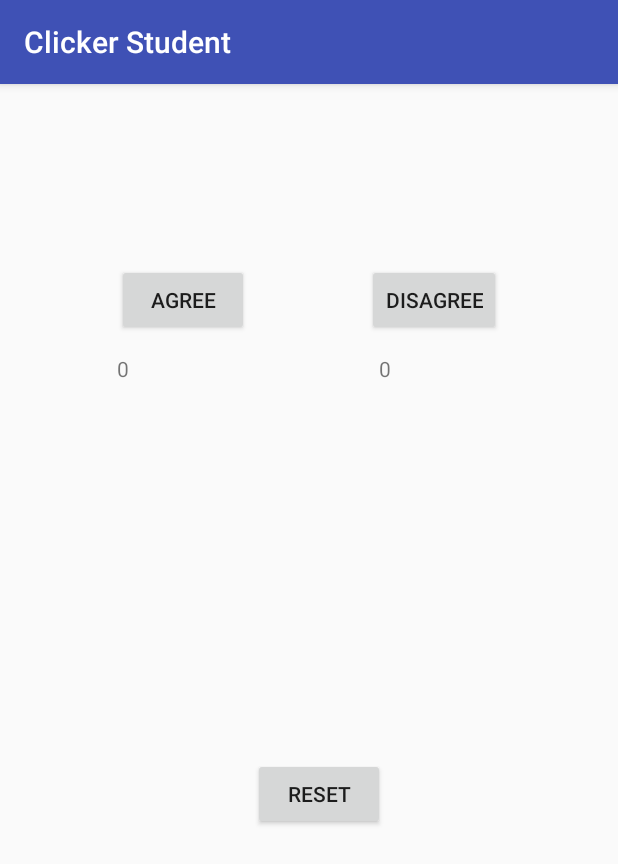
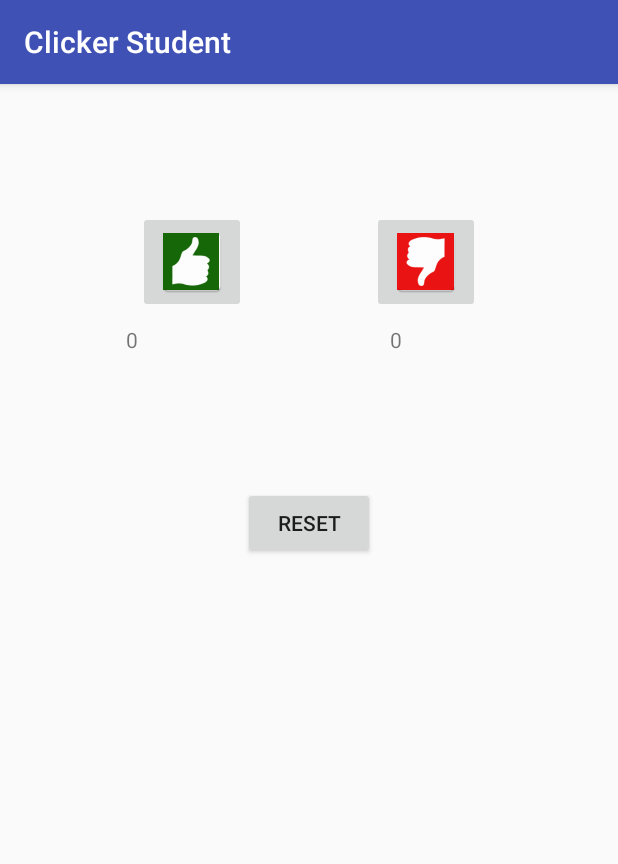
Before and after one commit to tm1287/Clicker-Student, an Android app: the screen it shows after launch (MainActivity), on a phone screen of 412 x 824 dp. Shown: the top 864 px of the screen. Run offline under Robolectric (Android 15) with nearby library versions, the phone set to English and light mode, and no system bars; our stand-ins replace Firebase (no records; nobody signed in at launch, a user with empty details on screens opened directly); 2 statements that could not run were skipped.

Commit message:
Redid UI

```diff
--- a/app/src/main/java/com/maraligat/clicker/MainActivity.java
+++ b/app/src/main/java/com/maraligat/clicker/MainActivity.java
@@ -4,6 +4,7 @@ import android.support.v7.app.AppCompatActivity;
 import android.os.Bundle;
 import android.view.View;
 import android.widget.Button;
+import android.widget.ImageButton;
 import android.widget.TextView;
 
 import com.google.firebase.database.DataSnapshot;
@@ -15,8 +16,8 @@ import com.google.firebase.database.ValueEventListener;
 import java.util.Random;
 
 public class MainActivity extends AppCompatActivity {
-    private Button b_agree;
-    private Button b_disagree;
+    private ImageButton b_agree;
+    private ImageButton b_disagree;
     private Button b_reset;
 
     private TextView tv_agree;
@@ -44,8 +45,8 @@ public class MainActivity extends AppCompatActivity {
         mAgree = 0;
         mDisagree = 0;
 
-        b_agree = (Button)findViewById(R.id.agree_b);
-        b_disagree = (Button)findViewById(R.id.disagree_b);
+        b_agree = (ImageButton)findViewById(R.id.agree_b);
+        b_disagree = (ImageButton)findViewById(R.id.disagree_b);
         b_reset = (Button)findViewById(R.id.reset_b);
 
         tv_agree = (TextView)findViewById(R.id.agree_tv);
--- a/app/src/main/res/layout/activity_main.xml
+++ b/app/src/main/res/layout/activity_main.xml
@@ -7,67 +7,76 @@
     tools:context="com.maraligat.clicker.MainActivity"
     tools:layout_editor_absoluteY="81dp">
 
-    <Button
-        android:id="@+id/agree_b"
-        android:layout_width="wrap_content"
-        android:layout_height="wrap_content"
-        android:text="Agree"
-        app:layout_constraintBottom_toBottomOf="@+id/disagree_b"
-        app:layout_constraintEnd_toStartOf="@+id/disagree_b"
-        app:layout_constraintStart_toStartOf="parent"
-        app:layout_constraintTop_toTopOf="@+id/disagree_b"
-        app:layout_constraintVertical_bias="0.0" />
-
-    <Button
-        android:id="@+id/disagree_b"
-        android:layout_width="wrap_content"
-        android:layout_height="wrap_content"
-        android:layout_marginTop="120dp"
-        android:text="Disagree"
-        app:layout_constraintEnd_toEndOf="parent"
-        app:layout_constraintStart_toEndOf="@+id/agree_b"
-        app:layout_constraintTop_toTopOf="parent" />
-
     <TextView
         android:id="@+id/agree_tv"
         android:layout_width="wrap_content"
         android:layout_height="wrap_content"
-        android:layout_marginEnd="80dp"
-        android:layout_marginTop="12dp"
+        android:layout_marginStart="84dp"
+        android:layout_marginTop="8dp"
         android:text="0"
-        app:layout_constraintEnd_toEndOf="@+id/agree_b"
+        app:layout_constraintStart_toStartOf="parent"
         app:layout_constraintTop_toBottomOf="@+id/agree_b" />
 
     <TextView
         android:id="@+id/disagree_tv"
         android:layout_width="wrap_content"
         android:layout_height="wrap_content"
-        android:layout_marginStart="8dp"
-        android:layout_marginTop="12dp"
+        android:layout_marginEnd="144dp"
+        android:layout_marginTop="8dp"
         android:text="0"
-        app:layout_constraintStart_toStartOf="@+id/disagree_b"
+        app:layout_constraintEnd_toEndOf="parent"
         app:layout_constraintTop_toBottomOf="@+id/disagree_b" />
 
     <Button
         android:id="@+id/reset_b"
         android:layout_width="wrap_content"
         android:layout_height="wrap_content"
-        android:layout_marginEnd="4dp"
+        android:layout_marginBottom="8dp"
+        android:layout_marginEnd="8dp"
+        android:layout_marginStart="8dp"
+        android:layout_marginTop="228dp"
         android:text="Reset"
         app:layout_constraintBottom_toBottomOf="parent"
-        app:layout_constraintEnd_toEndOf="@+id/disagree_tv"
-        app:layout_constraintTop_toTopOf="parent"
-        app:layout_constraintVertical_bias="0.624" />
+        app:layout_constraintEnd_toEndOf="parent"
+        app:layout_constraintStart_toStartOf="parent"
+        app:layout_constraintTop_toBottomOf="@+id/question_tv"
+        app:layout_constraintVertical_bias="0.0" />
 
     <TextView
         android:id="@+id/question_tv"
         android:layout_width="wrap_content"
         android:layout_height="wrap_content"
-        android:layout_marginTop="36dp"
+        android:layout_marginEnd="8dp"
+        android:layout_marginStart="8dp"
+        android:layout_marginTop="8dp"
         android:text="Place Question Here"
         android:textAlignment="center"
         android:textSize="24sp"
         app:layout_constraintEnd_toEndOf="parent"
         app:layout_constraintStart_toStartOf="parent"
         app:layout_constraintTop_toTopOf="parent" />
+
+    <ImageButton
+        android:id="@+id/agree_b"
+        android:layout_width="wrap_content"
+        android:layout_height="wrap_content"
+        android:layout_marginStart="8dp"
+        android:layout_marginTop="44dp"
+        app:layout_constraintEnd_toStartOf="@+id/disagree_b"
+        app:layout_constraintHorizontal_bias="0.5"
+        app:layout_constraintStart_toStartOf="parent"
+        app:layout_constraintTop_toBottomOf="@+id/question_tv"
+        app:srcCompat="@mipmap/thumb_up" />
+
+    <ImageButton
+        android:id="@+id/disagree_b"
+        android:layout_width="wrap_content"
+        android:layout_height="wrap_content"
+        android:layout_marginEnd="8dp"
+        android:layout_marginTop="44dp"
+        app:layout_constraintEnd_toEndOf="parent"
+        app:layout_constraintHorizontal_bias="0.5"
+        app:layout_constraintStart_toEndOf="@+id/agree_b"
+        app:layout_constraintTop_toBottomOf="@+id/question_tv"
+        app:srcCompat="@mipmap/thumb_down" />
 </android.support.constraint.ConstraintLayout>
```
Also changed, not shown: app/src/main/res/mipmap-hdpi/thumb_down.png (added), app/src/main/res/mipmap-hdpi/thumb_up.png (added), app/src/main/res/mipmap-mdpi/thumb_down.png (added), app/src/main/res/mipmap-mdpi/thumb_up.png (added), app/src/main/res/mipmap-xhdpi/thumb_down.png (added), app/src/main/res/mipmap-xhdpi/thumb_up.png (added), app/src/main/res/mipmap-xxhdpi/thumb_down.png (added), app/src/main/res/mipmap-xxhdpi/thumb_up.png (added), app/src/main/res/mipmap-xxxhdpi/thumb_down.png (added), app/src/main/res/mipmap-xxxhdpi/thumb_up.png (added), app/src/main/thumb_down-web.png (added), app/src/main/thumb_up-web.png (added).
